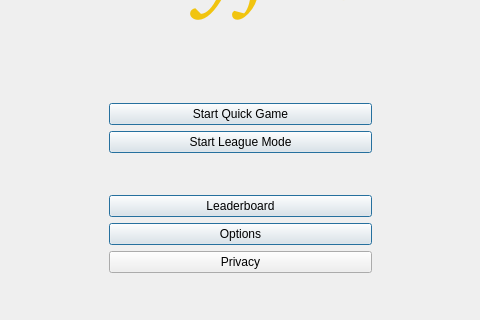
eharquin/babyfut, file babyfut_master/ui/menu.ui: the form before one commit; both pictures show x 166 to 646 and y 143 to 463 of the 813 by 463 pixel window.
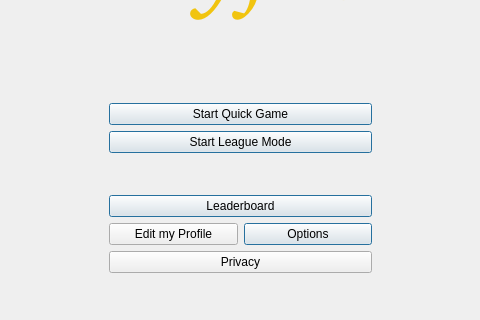
The form after the commit.

Diff of the .ui file:
```diff
--- a/babyfut_master/ui/menu.ui
+++ b/babyfut_master/ui/menu.ui
@@ -258,6 +258,24 @@
       </spacer>
      </item>
      <item>
+      <layout class="QHBoxLayout" name="horizontalLayout_4">
+       <property name="leftMargin">
+        <number>0</number>
+       </property>
+       <item>
+        <widget class="QPushButton" name="btnEdit">
+         <property name="sizePolicy">
+          <sizepolicy hsizetype="Expanding" vsizetype="Expanding">
+           <horstretch>0</horstretch>
+           <verstretch>0</verstretch>
+          </sizepolicy>
+         </property>
+         <property name="text">
+          <string>Edit my Profile</string>
+         </property>
+        </widget>
+       </item>
+       <item>
       <widget class="QPushButton" name="btnOptions">
        <property name="sizePolicy">
         <sizepolicy hsizetype="Expanding" vsizetype="Expanding">
@@ -279,6 +297,8 @@
        </property>
       </widget>
      </item>
+      </layout>
+     </item>
      <item>
       <spacer name="horizontalSpacer_14">
        <property name="orientation">
```
Left out of the diff: 1 changed line with no effect on the pictures. Lines whose indentation alone changed are shown as unchanged.
